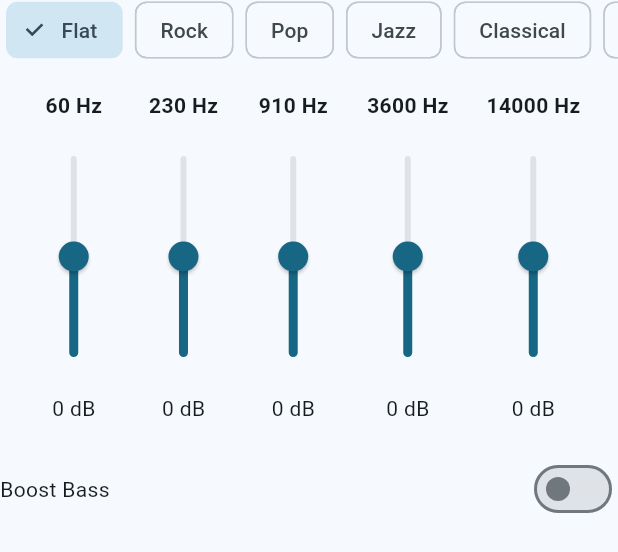
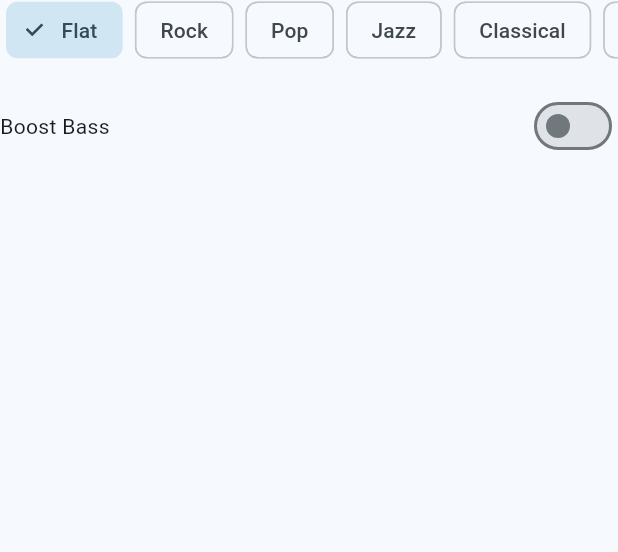
Before and after one commit to dalu-wins/headphones-app, a Flutter app: the EqualizerWidget widget shown alone on an empty page, opened directly, on a phone screen of 412 x 824 dp. Shown: the top 552 px of the screen. Run offline on Flutter 3.47's test engine with Material 3 defaults, Android fonts, the phone set to English and light mode, and no system bars; missing offline and left inert: o3d.

Commit message:
remove equalizer bars in scroll view, because they interfered with scolling behaviour

```diff
--- a/lib/src/overview/presentation/settings/equalizer/equalizer_widget.dart
+++ b/lib/src/overview/presentation/settings/equalizer/equalizer_widget.dart
@@ -54,9 +54,7 @@ class EqualizerWidgetState extends State<EqualizerWidget> {
 
   @override
   Widget build(BuildContext context) {
-    return SizedBox(
-      height: 350,
-      child: Column(
+    return Column(
       children: [
         SizedBox(
           height: 40,
@@ -79,40 +77,40 @@ class EqualizerWidgetState extends State<EqualizerWidget> {
           ),
         ),
         const SizedBox(height: 20),
-          Expanded(
-            child: Row(
-              mainAxisAlignment: MainAxisAlignment.spaceEvenly,
-              children: List.generate(
-                _frequencies.length,
-                (index) {
-                  return Column(
-                    mainAxisAlignment: MainAxisAlignment.center,
-                    children: [
-                      Text("${_frequencies[index].toInt()} Hz",
-                          style: const TextStyle(fontWeight: FontWeight.bold)),
-                      Expanded(
-                        child: RotatedBox(
-                          quarterTurns: -1,
-                          child: Slider(
-                            min: -10,
-                            max: 10,
-                            value: _levels[index],
-                            onChanged: (value) {
-                              setState(() {
-                                _levels[index] = value;
-                              });
-                            },
-                          ),
-                        ),
-                      ),
-                      Text("${_levels[index].toInt()} dB"),
-                    ],
-                  );
-                },
-              ),
-            ),
-          ),
-          const SizedBox(height: 20),
+        // Expanded(
+        //   child: Row(
+        //     mainAxisAlignment: MainAxisAlignment.spaceEvenly,
+        //     children: List.generate(
+        //       _frequencies.length,
+        //       (index) {
+        //         return Column(
+        //           mainAxisAlignment: MainAxisAlignment.center,
+        //           children: [
+        //             Text("${_frequencies[index].toInt()} Hz",
+        //                 style: const TextStyle(fontWeight: FontWeight.bold)),
+        //             Expanded(
+        //               child: RotatedBox(
+        //                 quarterTurns: -1,
+        //                 child: Slider(
+        //                   min: -10,
+        //                   max: 10,
+        //                   value: _levels[index],
+        //                   onChanged: (value) {
+        //                     setState(() {
+        //                       _levels[index] = value;
+        //                     });
+        //                   },
+        //                 ),
+        //               ),
+        //             ),
+        //             Text("${_levels[index].toInt()} dB"),
+        //           ],
+        //         );
+        //       },
+        //     ),
+        //   ),
+        // ),
+        // const SizedBox(height: 20),
         Row(
           mainAxisAlignment: MainAxisAlignment.spaceBetween,
           children: [
@@ -124,7 +122,6 @@ class EqualizerWidgetState extends State<EqualizerWidget> {
           ],
         )
       ],
-      ),
     );
   }
 }
```
Lines whose indentation alone changed are shown as unchanged.
